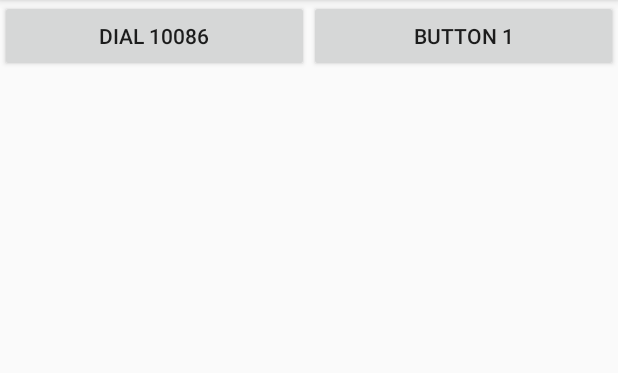
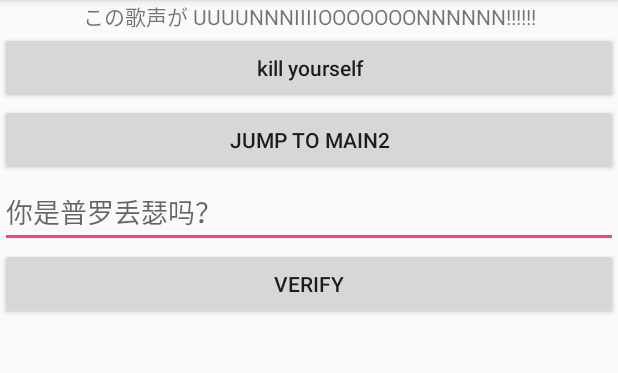
Before and after one commit to hedw1gP/android-test-plot, an Android app: the screen it shows after launch (MainActivity), on a phone screen of 412 x 824 dp, the part 84-457 px from its top. Run offline under Robolectric (Android 15) with nearby library versions, the phone set to English and light mode, and no system bars.

Commit message:
Add EditText and get text

```diff
--- a/app/src/main/java/cc/dnation/android_test_plot/MainActivity.java
+++ b/app/src/main/java/cc/dnation/android_test_plot/MainActivity.java
@@ -8,9 +8,11 @@ import android.view.Menu;
 import android.view.MenuItem;
 import android.view.View;
 import android.widget.Button;
+import android.widget.EditText;
 import android.widget.Toast;
 
 public class MainActivity extends AppCompatActivity {
+    private EditText edit1;
     @Override
     public boolean onCreateOptionsMenu(Menu menu) {
         getMenuInflater().inflate(R.menu.main, menu);
@@ -23,6 +25,7 @@ public class MainActivity extends AppCompatActivity {
         super.onCreate(savedInstanceState);
         setContentView(R.layout.activity_main);
 
+        /* Multi activity */
         Button button1 = (Button) findViewById(R.id.button_1);
         button1.setOnClickListener(new View.OnClickListener() {
             @Override
@@ -35,17 +38,32 @@ public class MainActivity extends AppCompatActivity {
             }
         });
 
+        /* Phone intent */
         Button buttonDial = (Button) findViewById(R.id.button_dial);
         buttonDial.setOnClickListener(new View.OnClickListener() {
             @Override
             public void onClick(View view) {
                 Intent intent = new Intent(Intent.ACTION_DIAL);
-                intent.setData(Uri.parse("tel:10086"));
+                intent.setData(Uri.parse("tel:110"));
                 startActivity(intent);
             }
         });
 
+        /* Get String */
+        edit1 = (EditText) findViewById(R.id.Edit1);
+        Button buttonVerify = (Button) findViewById(R.id.producerVerify);
+        buttonVerify.setOnClickListener(new View.OnClickListener() {
+            @Override
+            public void onClick(View view) {
+                String yes_no = edit1.getText().toString();
+                Toast.makeText(MainActivity.this,"你"+yes_no+"普罗丢瑟！", Toast.LENGTH_LONG).show();
+            }
+        });
+
     }
+
+
+        /* Menu */
         public boolean onOptionsItemSelected(MenuItem item){
             switch (item.getItemId()) {
                 case R.id.menu_btn1:
--- a/app/src/main/res/layout/activity_main.xml
+++ b/app/src/main/res/layout/activity_main.xml
@@ -4,20 +4,40 @@
     xmlns:tools="http://schemas.android.com/tools"
     android:layout_width="match_parent"
     android:layout_height="match_parent"
+    android:orientation="vertical"
     tools:context="cc.dnation.android_test_plot.MainActivity">
+
+
+    <TextView
+        android:layout_width="match_parent"
+        android:layout_height="wrap_content"
+        android:gravity="center"
+        android:text="この歌声が UUUUNNNIIIIOOOOOOONNNNNN!!!!!!" />
 
     <Button
         android:id="@+id/button_dial"
         android:layout_width="match_parent"
         android:layout_height="wrap_content"
-        android:layout_weight="1"
-        android:text="dial 10086" />
+        android:textAllCaps="false"
+        android:text="kill yourself" />
 
     <Button
         android:id="@+id/button_1"
         android:layout_width="match_parent"
         android:layout_height="wrap_content"
-        android:layout_weight="1"
-        android:text="Button 1" />
+        android:text="jump to Main2" />
+
+    <EditText
+        android:id="@+id/Edit1"
+        android:layout_width="match_parent"
+        android:layout_height="wrap_content"
+        android:hint="你是普罗丢瑟吗？"
+        android:maxLines="1" />
+
+    <Button
+        android:id="@+id/producerVerify"
+        android:layout_width="match_parent"
+        android:layout_height="wrap_content"
+        android:text="Verify" />
 
 </LinearLayout>
```
